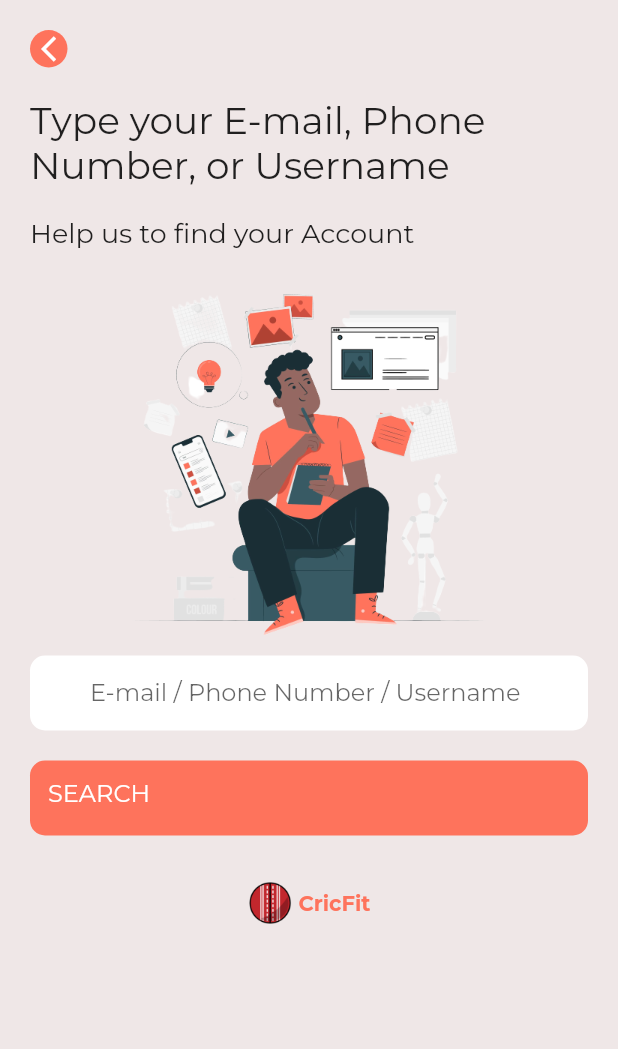
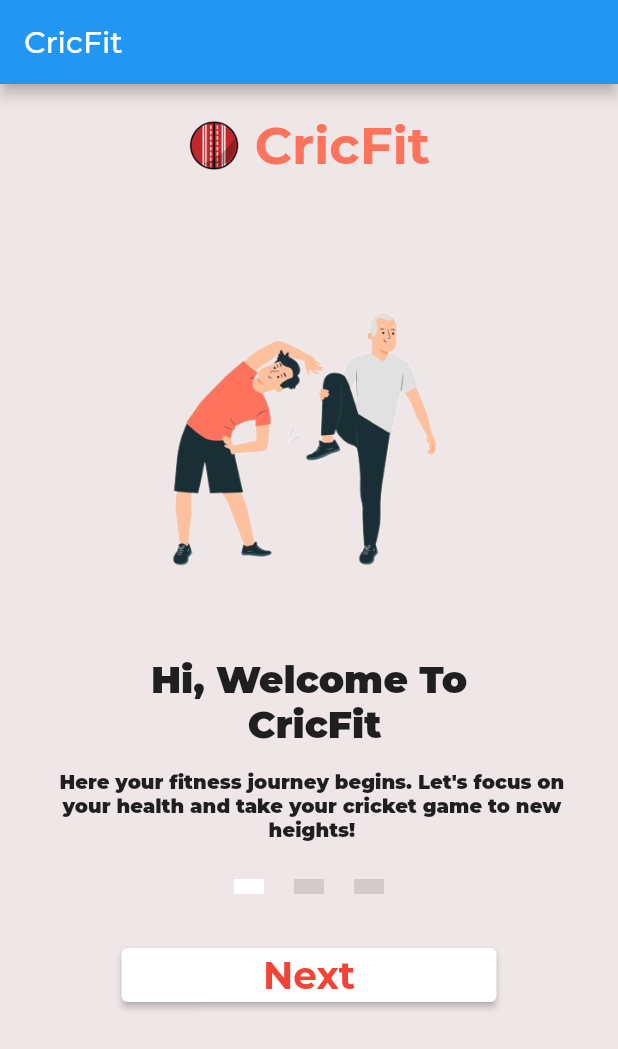
Before and after one commit to Hunnygupta7/CricFit, a Flutter app: the screen it shows after launch, on a phone screen of 412 x 824 dp. Shown: the top 1049 px of the screen. Run offline on Flutter 3.47's test engine with Material 2 defaults, Android fonts, the phone set to English and light mode, and no system bars; our stand-ins replace google_fonts, lottie, show_up_animation; missing offline and left inert: country_list_picker.

Commit message:
Welcome Screen1

```diff
--- /dev/null
+++ b/cricfit-381212/lib/Welcome.dart
@@ -0,0 +1,116 @@
+import 'package:cricfit/searchAccount.dart';
+import 'package:flutter/material.dart';
+import 'package:google_fonts/google_fonts.dart';
+
+import 'colors.dart';
+
+
+
+
+class Welcome extends StatefulWidget {
+  @override
+  _WelcomeState createState() => _WelcomeState();
+}
+
+class _WelcomeState extends State<Welcome> {
+
+
+  @override
+  Widget build(BuildContext context) {
+    return SafeArea(
+      child: Scaffold(
+        backgroundColor: background_color,
+            appBar: AppBar(
+            title: const Text("CricFit"),
+        ),
+          body:
+            Container(
+
+              margin: const EdgeInsets.all(20),
+              child: Row(
+                mainAxisAlignment: MainAxisAlignment.center,
+                children: [
+                  Column(
+
+                  children: [
+            Row(children: [
+            Image.asset(
+                  "assets/icon.png",
+                  width: 35,
+                  height: 35,
+            ),
+          const Text(
+            " CricFit",
+            style:
+            TextStyle(fontWeight: FontWeight.bold, color: orange,fontSize: 34.2),
+          )
+          ]),
+                    Image.asset("assets/Welcome.png",
+                    width:350,
+                      height:320,
+                    ),
+                   const Text(
+                      "Hi, Welcome To\n CricFit",
+                      textAlign: TextAlign.center,
+                      style: TextStyle(fontWeight:FontWeight.w900,fontSize: 25,),
+
+                    ),
+                    Container(
+                      margin:  const EdgeInsets.all(15),
+                      child: const Text(
+                        " Here your fitness journey begins. Let's focus on\n your health and take your cricket game to new\n heights!",
+                        textAlign: TextAlign.center,
+                        style: TextStyle(fontWeight:FontWeight.w900,fontSize: 13,),
+
+                      ),
+                    ),
+                    Row(
+                      children:[Container(
+                        margin: const EdgeInsets.all(10),
+                        width:20,
+                        height:10,
+                        color: white,
+                      ),
+                        Container(
+                          margin: const EdgeInsets.all(10),
+                          width:20,
+                          height:10,
+                          color: Colors.black12,
+                        ),
+                        Container(
+                          margin: const EdgeInsets.all(10),
+                          width:20,
+                          height:10,
+                          color: Colors.black12,
+                        )
+                    ]),
+                    Container(
+                      margin: const EdgeInsets.all(20),
+                      child: SizedBox(
+                        width:250,
+
+                        child: ElevatedButton(
+
+                          onPressed: ()=>{
+                          print("Hello")
+                        },
+                            style:
+                              const ButtonStyle(
+                                backgroundColor: MaterialStatePropertyAll(white),
+                              ),
+                          child:const Text("Next",
+                            style:
+                            TextStyle(fontWeight: FontWeight.bold,fontSize: 25,color:Colors.red),
+                          ),
+                        ),
+                      ),
+                    )
+
+  ]),
+                ],
+              ),
+      ),
+    ),
+    );
+  }
+}
--- a/cricfit-381212/lib/main.dart
+++ b/cricfit-381212/lib/main.dart
@@ -1,3 +1,4 @@
+import 'package:cricfit/Welcome.dart';
 import 'package:cricfit/searchAccount.dart';
 import 'package:cricfit/signUp.dart';
 import 'package:cricfit/verifyaccount.dart';
@@ -21,6 +22,6 @@ class MyApp extends StatelessWidget {
         theme: ThemeData(
           fontFamily: GoogleFonts.montserrat().fontFamily,
         ),
-        home: const searchaccount());
+        home: Welcome());
   }
 }
--- a/cricfit-381212/lib/signUp.dart
+++ b/cricfit-381212/lib/signUp.dart
@@ -2,6 +2,7 @@ import 'package:cricfit/colors.dart';
 import 'package:flutter/material.dart';
 
 class SignUpPage extends StatefulWidget {
+
   @override
   _SignUpPageState createState() => _SignUpPageState();
 }
```
